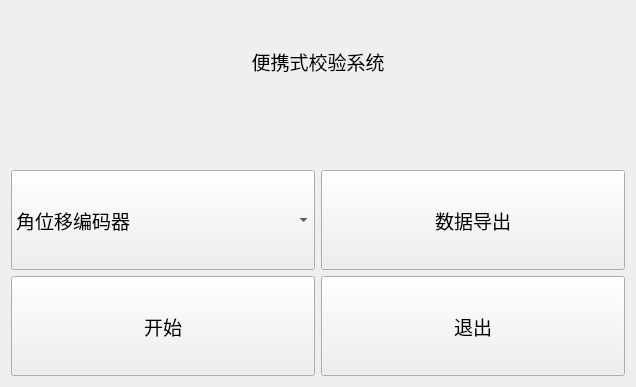
The window that mainwindow.ui (Dirck-YHP/Proj_sensor_detect) describes before a commit, drawn with Qt 5.
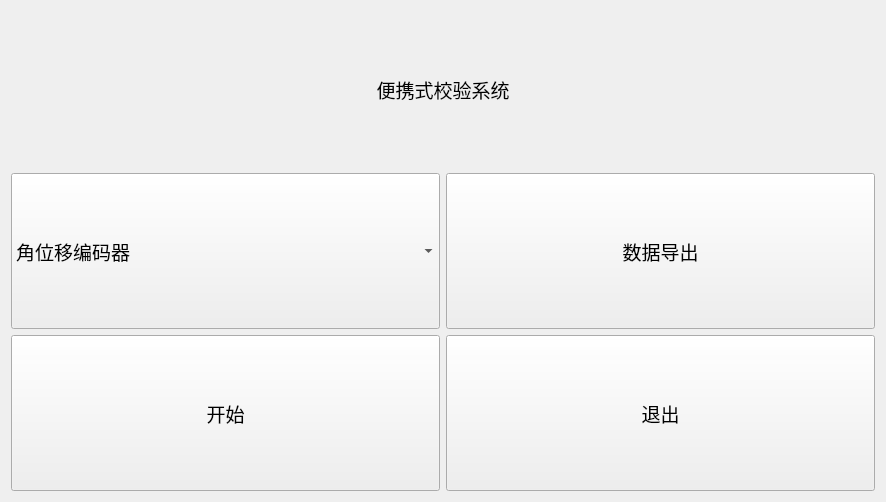
The same window after the commit.

```diff
--- a/mainwindow.ui
+++ b/mainwindow.ui
@@ -6,8 +6,8 @@
    <rect>
     <x>0</x>
     <y>0</y>
-    <width>636</width>
-    <height>387</height>
+    <width>886</width>
+    <height>502</height>
    </rect>
   </property>
   <property name="windowTitle">
@@ -15,8 +15,6 @@
   </property>
   <layout class="QGridLayout" name="gridLayout">
    <item row="0" column="0">
-    <layout class="QVBoxLayout" name="verticalLayout">
-     <item>
       <widget class="QLabel" name="label">
        <property name="minimumSize">
         <size>
@@ -24,6 +22,12 @@
          <height>100</height>
         </size>
        </property>
+     <property name="maximumSize">
+      <size>
+       <width>16777215</width>
+       <height>300</height>
+      </size>
+     </property>
        <property name="font">
         <font>
          <pointsize>14</pointsize>
@@ -37,23 +41,16 @@
        </property>
       </widget>
      </item>
-     <item>
-      <spacer name="verticalSpacer">
-       <property name="orientation">
-        <enum>Qt::Vertical</enum>
-       </property>
-       <property name="sizeHint" stdset="0">
-        <size>
-         <width>20</width>
-         <height>40</height>
-        </size>
-       </property>
-      </spacer>
-     </item>
-     <item>
+   <item row="1" column="0">
       <layout class="QHBoxLayout" name="horizontalLayout">
        <item>
         <widget class="QComboBox" name="cbox_choose_sensor">
+       <property name="sizePolicy">
+        <sizepolicy hsizetype="Preferred" vsizetype="Preferred">
+         <horstretch>0</horstretch>
+         <verstretch>0</verstretch>
+        </sizepolicy>
+       </property>
          <property name="minimumSize">
           <size>
            <width>200</width>
@@ -97,6 +94,12 @@
        </item>
        <item>
         <widget class="QPushButton" name="btn_data_export">
+       <property name="sizePolicy">
+        <sizepolicy hsizetype="Minimum" vsizetype="Preferred">
+         <horstretch>0</horstretch>
+         <verstretch>0</verstretch>
+        </sizepolicy>
+       </property>
          <property name="minimumSize">
           <size>
            <width>200</width>
@@ -115,10 +118,16 @@
        </item>
       </layout>
      </item>
-     <item>
+   <item row="2" column="0">
       <layout class="QHBoxLayout" name="horizontalLayout_2">
        <item>
         <widget class="QPushButton" name="btn_start">
+       <property name="sizePolicy">
+        <sizepolicy hsizetype="Minimum" vsizetype="Preferred">
+         <horstretch>0</horstretch>
+         <verstretch>0</verstretch>
+        </sizepolicy>
+       </property>
          <property name="minimumSize">
           <size>
            <width>200</width>
@@ -137,6 +146,12 @@
        </item>
        <item>
         <widget class="QPushButton" name="btn_exit">
+       <property name="sizePolicy">
+        <sizepolicy hsizetype="Minimum" vsizetype="Preferred">
+         <horstretch>0</horstretch>
+         <verstretch>0</verstretch>
+        </sizepolicy>
+       </property>
          <property name="minimumSize">
           <size>
            <width>200</width>
@@ -152,8 +167,6 @@
           <string>退出</string>
          </property>
         </widget>
-       </item>
-      </layout>
      </item>
     </layout>
    </item>
```
Lines whose indentation alone changed are shown as unchanged.
